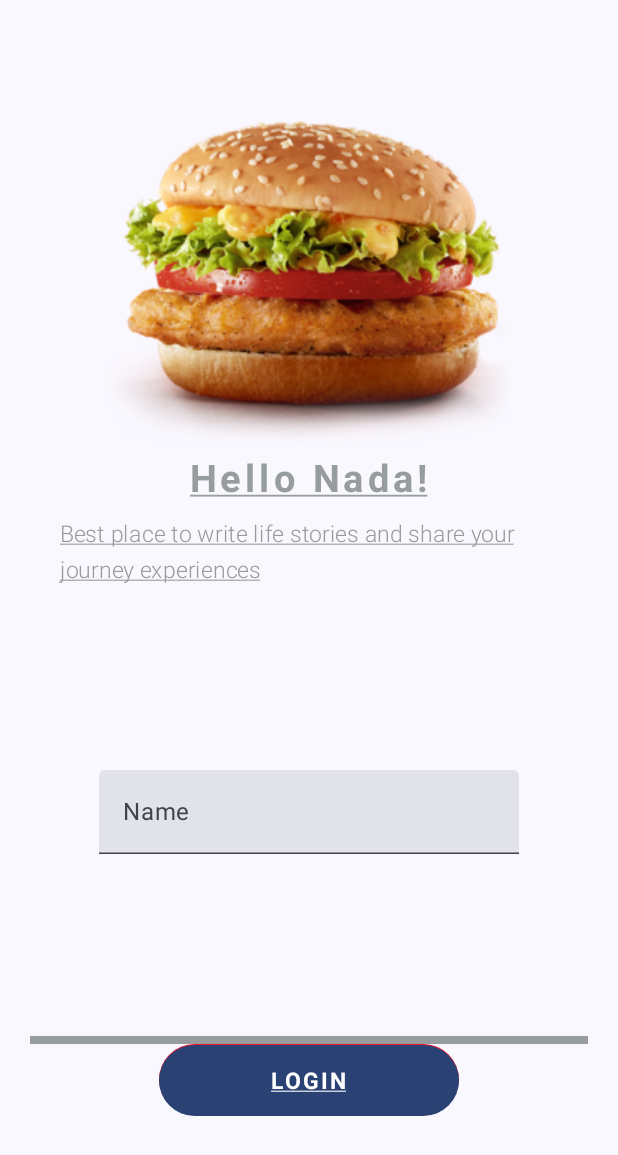
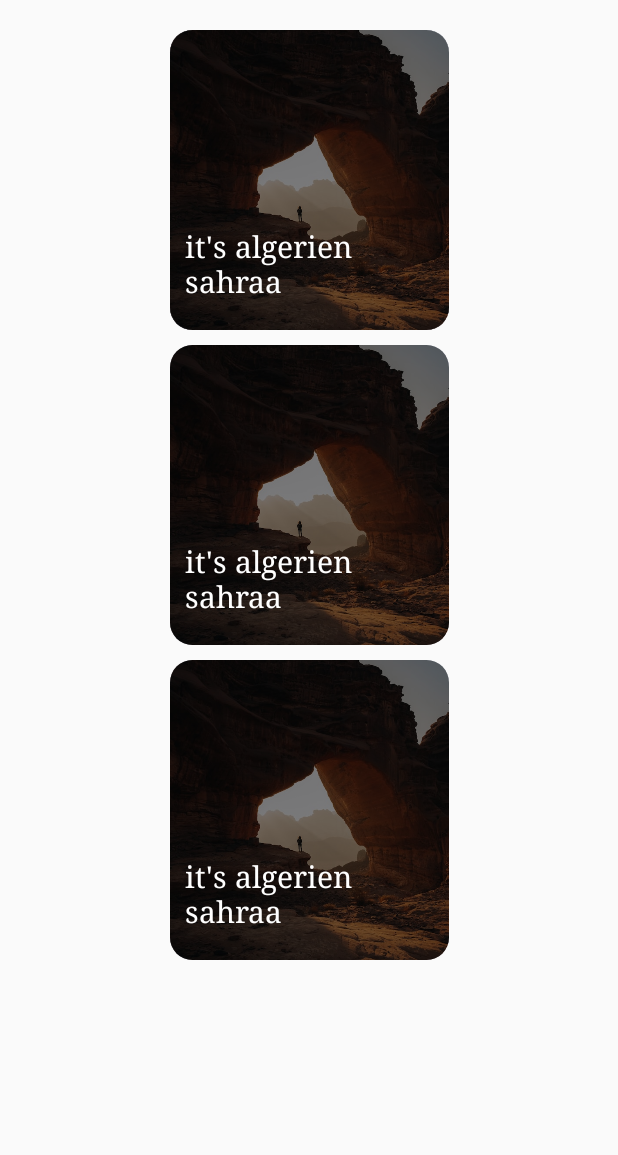
Before and after one commit to ZYNOCODES/ComposeApplication, an Android app built with Jetpack Compose: the screen it shows after launch (MainActivity), on a phone screen of 412 x 824 dp. Shown: the top 1155 px of the screen. Run offline under Robolectric (Android 15) with nearby library versions, the phone set to English and light mode, and no system bars.

Commit message:
second commit

```diff
--- a/app/src/main/java/com/example/mycomposeapplication/MainActivity.kt
+++ b/app/src/main/java/com/example/mycomposeapplication/MainActivity.kt
@@ -1,6 +1,5 @@
 package com.example.mycomposeapplication
 
-import android.graphics.drawable.Drawable
 import android.os.Bundle
 import androidx.activity.ComponentActivity
 import androidx.activity.compose.setContent
@@ -13,43 +12,45 @@ import androidx.compose.foundation.layout.fillMaxSize
 import androidx.compose.foundation.layout.fillMaxWidth
 import androidx.compose.foundation.layout.height
 import androidx.compose.foundation.layout.padding
-import androidx.compose.foundation.layout.width
-import androidx.compose.foundation.magnifier
-import androidx.compose.foundation.shape.CircleShape
-import androidx.compose.material3.Button
+
+import androidx.compose.foundation.shape.RoundedCornerShape
+import androidx.compose.material3.Card
 import androidx.compose.material3.ExperimentalMaterial3Api
-import androidx.compose.material3.MaterialTheme
-import androidx.compose.material3.Surface
 import androidx.compose.material3.Text
-import androidx.compose.material3.TextField
 import androidx.compose.runtime.Composable
-import androidx.compose.runtime.mutableStateOf
-import androidx.compose.runtime.remember
 import androidx.compose.ui.Alignment
 import androidx.compose.ui.Modifier
-import androidx.compose.ui.graphics.RectangleShape
-import androidx.compose.ui.modifier.modifierLocalConsumer
+import androidx.compose.ui.graphics.Brush
+import androidx.compose.ui.graphics.Color
+import androidx.compose.ui.graphics.painter.Painter
+import androidx.compose.ui.layout.ContentScale
 import androidx.compose.ui.res.colorResource
 import androidx.compose.ui.res.painterResource
-import androidx.compose.ui.text.font.FontWeight
-import androidx.compose.ui.text.style.TextDecoration
+import androidx.compose.ui.text.TextStyle
+import androidx.compose.ui.text.font.FontFamily
 import androidx.compose.ui.tooling.preview.Preview
 import androidx.compose.ui.unit.dp
 import androidx.compose.ui.unit.sp
-import com.example.mycomposeapplication.ui.theme.MyComposeApplicationTheme
 
 class MainActivity : ComponentActivity() {
     override fun onCreate(savedInstanceState: Bundle?) {
         super.onCreate(savedInstanceState)
         setContent {
-            MyComposeApplicationTheme {
-                // A surface container using the 'background' color from the theme
-                Surface(
-                    modifier = Modifier.fillMaxSize(),
-                    color = MaterialTheme.colorScheme.background
-                ) {
-                    Greeting()
+            val painter = painterResource(id = R.drawable.image)
+            val title = "it's algerien sahraa"
+            val description = "it's algerien sahraa"
+            Box(modifier = Modifier
+                .fillMaxWidth(1f)
+                .padding(20.dp),
+                contentAlignment = Alignment.TopCenter) {
+                Column(verticalArrangement = Arrangement.spacedBy(10.dp),
+                horizontalAlignment = Alignment.CenterHorizontally) {
+                    ImageCard(painter = painter, Description = description, Title = title)
+                    ImageCard(painter = painter, Description = description, Title = title)
+                    ImageCard(painter = painter, Description = description, Title = title)
+
                 }
+                ImageCard(painter = painter, Description = description, Title = title)
             }
         }
     }
@@ -58,68 +59,70 @@ class MainActivity : ComponentActivity() {
 @OptIn(ExperimentalMaterial3Api::class)
 @Composable
 fun Greeting() {
-    var name = remember {
-        mutableStateOf("")
-    }
-    Column(modifier = Modifier.padding(20.dp),
-    verticalArrangement = Arrangement.SpaceAround,
-    horizontalAlignment = Alignment.CenterHorizontally) {
-        Box() {
-            Column(horizontalAlignment = Alignment.CenterHorizontally) {
-                Image(painter = painterResource(id = R.drawable.img)
-                    , contentDescription = "BurgerIMG",
-                    modifier = Modifier.padding(bottom = 10.dp))
-                Text(text = "Hello Nada!",
-                    color = colorResource(id = R.color.Gray),
-                    fontSize = 25.sp,
-                    textDecoration = TextDecoration.Underline,
-                    letterSpacing = 3.sp,
-                    fontWeight = FontWeight.Bold,
-                    modifier = Modifier.padding(bottom = 10.dp))
-                Text(text = "Best place to write life stories and share your journey experiences",
-                    color = colorResource(id = R.color.Gray),
-                    fontSize = 15.sp,
-                    textDecoration = TextDecoration.Underline,
-                    fontWeight = FontWeight.Light,
-                    modifier = Modifier.padding(start = 20.dp, end = 20.dp))
+
+}
+@Composable
+fun ImageCard(
+    painter: Painter,
+    Description :String,
+    Title :String,
+    modifier: Modifier = Modifier
+){
+    Card(modifier = Modifier.fillMaxWidth(0.5f),
+        shape = RoundedCornerShape(15.dp),
+    ) {
+        Box(modifier = Modifier.height(200.dp)) {
+            Image(
+                painter = painter,
+                contentDescription = Description ,
+                modifier = Modifier.fillMaxSize(),
+                contentScale = ContentScale.Crop)
+            Box(
+                modifier = Modifier
+                    .fillMaxSize()
+                    .background(
+                        Brush.verticalGradient(
+                            colors = listOf(
+                                Color.Transparent,
+                                colorResource(id = R.color.Lowblack)
+                            ),
+                            startY = 300f
+                        )
+                    )) {
+
+
             }
-        }
-
-        TextField(value = name.value,
-            onValueChange = {name.value = it},
-            label = {Text(text = "Name")},)
-        Box() {
-            Column(horizontalAlignment = Alignment.CenterHorizontally) {
-                Box(modifier = Modifier
-                    .fillMaxWidth(1f)
-                    .height(5.dp)
-                    .background(color = colorResource(id = R.color.Gray))
-                    .padding(bottom = 10.dp)) {
-                }
-                Button(onClick = { /*TODO*/ },
-                    modifier = Modifier
-                        .background(
-                            color = colorResource(id = R.color.PrimaryColor),
-                            shape = CircleShape
-                        )
-                        .width(200.dp)
-                        .height(47.dp)) {
-                    Text(text = "LOGIN",
-                        color = colorResource(id = R.color.white),
-                        fontSize = 15.sp,
-                        textDecoration = TextDecoration.Underline,
-                        letterSpacing = 2.sp,
-                        fontWeight = FontWeight.Bold)
-                }
+            Box(contentAlignment = Alignment.BottomStart,
+                modifier = Modifier
+                    .fillMaxSize()
+                    .padding(start = 10.dp, bottom = 20.dp)) {
+                Text(text = Title,
+                    style = TextStyle(fontSize = 20.sp,
+                    fontFamily = FontFamily.Serif,
+                    color = colorResource(id = R.color.white))
+                )
             }
         }
     }
 }
-
-@Preview(showBackground = true)
+@Preview(showBackground = true,
+    showSystemUi = true)
 @Composable
 fun GreetingPreview() {
-    MyComposeApplicationTheme {
-        Greeting()
+    var painter = painterResource(id = R.drawable.image)
+    var title = "it's algerien sahraa"
+    var description = "it's algerien sahraa"
+    Box(modifier = Modifier
+        .fillMaxWidth(1f)
+        .padding(20.dp),
+        contentAlignment = Alignment.TopCenter) {
+        Column(verticalArrangement = Arrangement.spacedBy(10.dp),
+            horizontalAlignment = Alignment.CenterHorizontally) {
+            ImageCard(painter = painter, Description = description, Title = title)
+            ImageCard(painter = painter, Description = description, Title = title)
+            ImageCard(painter = painter, Description = description, Title = title)
+
+        }
+        ImageCard(painter = painter, Description = description, Title = title)
     }
 }
```
Also changed, not shown: app/src/main/res/drawable/image.jpg (added).
